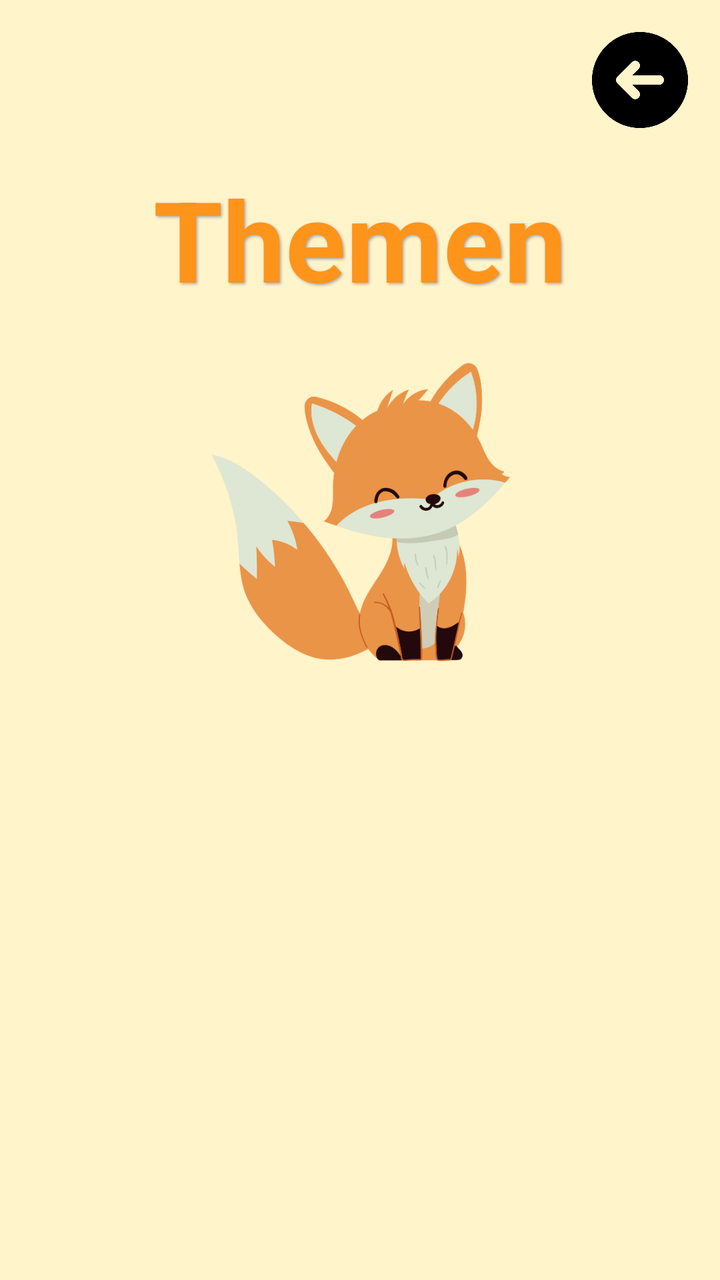
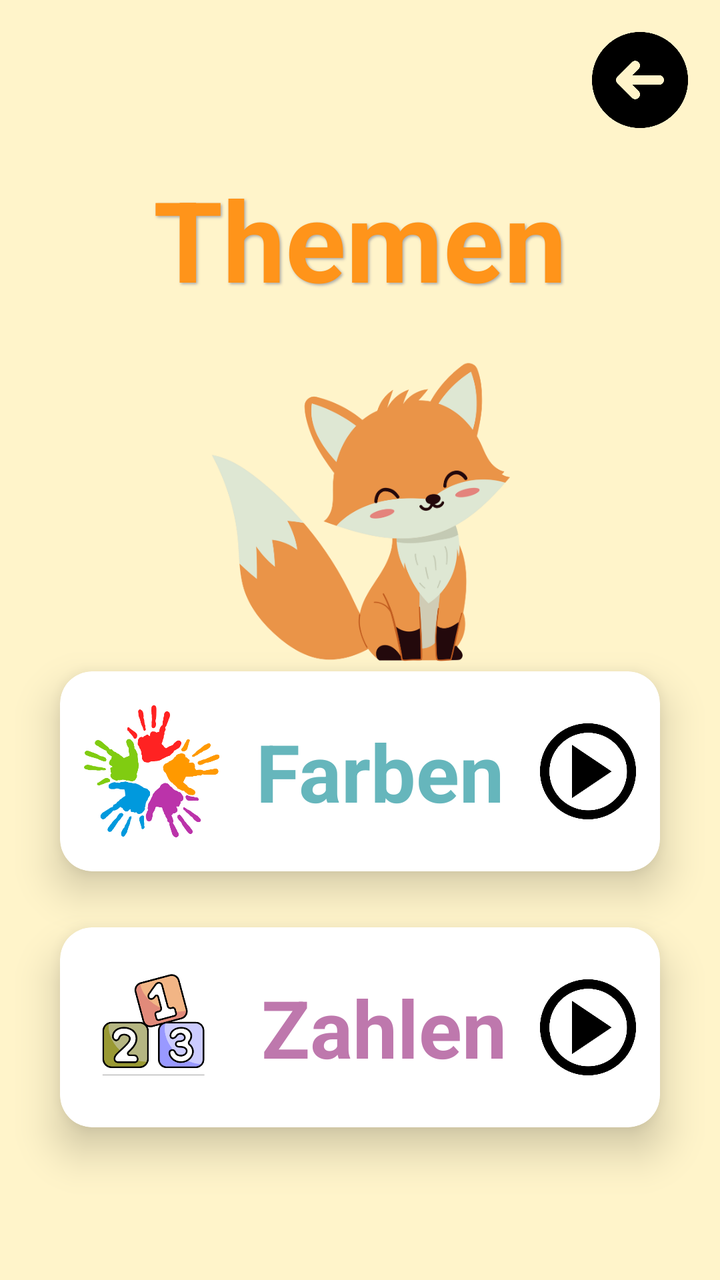

Two renders of the same Android screen: before a commit and after it. Below are the layout's source before the change and the commit's diff.
<!-- AndroidManifest.xml: application theme Theme.AppCompat.Light.DarkActionBar -->
<!-- res/layout/activity_levels.xml -->
<?xml version="1.0" encoding="utf-8"?>

<androidx.constraintlayout.widget.ConstraintLayout
    xmlns:android="http://schemas.android.com/apk/res/android"
    xmlns:app="http://schemas.android.com/apk/res-auto"
    xmlns:tools="http://schemas.android.com/tools"
    android:id="@+id/levels_main"
    android:layout_width="match_parent"
    android:layout_height="match_parent"
    android:background="@color/happy_vanilla"
    tools:context=".LevelsActivity">

    <Button
        android:id="@+id/backButton"
        android:layout_width="48dp"
        android:layout_height="48dp"
        android:background="@drawable/ic_back"
        android:contentDescription="Back Button"
        app:layout_constraintTop_toTopOf="parent"
        app:layout_constraintEnd_toEndOf="parent"
        android:layout_marginTop="16dp"
        android:layout_marginEnd="16dp" />

    <TextView
        android:id="@+id/themesText"
        android:layout_width="0dp"
        android:layout_height="wrap_content"
        android:layout_marginTop="82dp"
        android:text="Themen"
        android:textSize="56sp"
        android:textColor="@color/happy_orange"
        android:textStyle="bold"
        android:gravity="center"
        android:shadowColor="#A8A8A8"
        android:shadowDx="2"
        android:shadowDy="2"
        android:shadowRadius="3"
        app:layout_constraintTop_toTopOf="parent"
        app:layout_constraintStart_toStartOf="parent"
        app:layout_constraintEnd_toEndOf="parent"
        />
    <ImageView
        android:id="@+id/fuxieImage"
        android:layout_width="150dp"
        android:layout_height="150dp"
        android:layout_marginTop="24dp"
        android:contentDescription="Fuxie Image"
        android:src="@drawable/fuxie"
        app:layout_constraintTop_toBottomOf="@id/themesText"
        app:layout_constraintStart_toStartOf="parent"
        app:layout_constraintEnd_toEndOf="parent" />

</androidx.constraintlayout.widget.ConstraintLayout>
<!-- resources referenced by this layout -->
<resources>
  <color name="happy_orange">#FF941A</color>
  <color name="happy_vanilla">#FFF4CA</color>
  <!-- drawable fuxie: png bitmap (drawable, 62354 bytes) -->
  <!-- drawable ic_back: png bitmap (drawable, 12387 bytes) -->
</resources>

<!-- the commit's change to res/layout/activity_levels.xml (unified diff, before → after) -->
@@ -50,4 +50,111 @@
         app:layout_constraintStart_toStartOf="parent"
         app:layout_constraintEnd_toEndOf="parent" />
 
+    
+    <androidx.cardview.widget.CardView
+        android:id="@+id/colorsCard"
+        android:layout_width="300dp"
+        android:layout_height="100dp"
+        android:layout_marginTop="5dp"
+        app:cardCornerRadius="16dp"
+        app:cardBackgroundColor="@color/white"
+        app:cardElevation="12dp"
+        app:layout_constraintTop_toBottomOf="@id/fuxieImage"
+        app:layout_constraintStart_toStartOf="parent"
+        app:layout_constraintEnd_toEndOf="parent"
+        android:layout_marginHorizontal="16dp">
+
+        <LinearLayout
+            android:layout_width="match_parent"
+            android:layout_height="match_parent"
+            android:orientation="horizontal"
+            android:gravity="center_vertical"
+            android:padding="12dp">
+
+            
+            <ImageView
+                android:id="@+id/colorsIcon"
+                android:layout_width="68dp"
+                android:layout_height="68dp"
+                android:src="@drawable/ic_colors"
+                android:contentDescription="Colors Icon" />
+
+            
+            <TextView
+                android:id="@+id/colorsText"
+                android:layout_width="0dp"
+                android:layout_height="wrap_content"
+                android:layout_weight="1"
+                android:text="Farben"
+                android:textSize="40sp"
+                android:textStyle="bold"
+                android:textColor="@color/happy_turquoise"
+                android:gravity="center"
+                android:layout_marginStart="16dp"
+                android:layout_marginEnd="16dp"/>
+
+            
+            <ImageButton
+                android:id="@+id/colorsPlayButton"
+                android:layout_width="48dp"
+                android:layout_height="48dp"
+                android:background="@drawable/playbtn"
+                android:contentDescription="Play Colors" />
+        </LinearLayout>
+    </androidx.cardview.widget.CardView>
+
+    
+    <androidx.cardview.widget.CardView
+        android:id="@+id/numbersCard"
+        android:layout_width="300dp"
+        android:layout_height="100dp"
+        android:layout_marginTop="28dp"
+        app:cardCornerRadius="16dp"
+        app:cardBackgroundColor="@color/white"
+        app:cardElevation="12dp"
+        app:layout_constraintTop_toBottomOf="@id/colorsCard"
+        app:layout_constraintStart_toStartOf="parent"
+        app:layout_constraintEnd_toEndOf="parent"
+        android:layout_marginHorizontal="16dp">
+
+        <LinearLayout
+            android:layout_width="match_parent"
+            android:layout_height="match_parent"
+            android:orientation="horizontal"
+            android:gravity="center_vertical"
+            android:padding="12dp">
+
+            
+            <ImageView
+                android:id="@+id/numbersIcon"
+                android:layout_width="72dp"
+                android:layout_height="72dp"
+                android:src="@drawable/ic_numbers"
+                android:contentDescription="Numbers Icon" />
+
+            
+            <TextView
+                android:id="@+id/numbersText"
+                android:layout_width="0dp"
+                android:layout_height="wrap_content"
+                android:layout_weight="1"
+                android:text="Zahlen"
+                android:textSize="40sp"
+                android:textStyle="bold"
+                android:textColor="@color/happy_purple"
+                android:gravity="center"
+                android:layout_marginStart="16dp"
+                android:layout_marginEnd="16dp"/>
+
+            
+            <ImageButton
+                android:id="@+id/numbersPlayButton"
+                android:layout_width="48dp"
+                android:layout_height="48dp"
+                android:background="@drawable/playbtn"
+                android:contentDescription="Play Numbers" />
+        </LinearLayout>
+    </androidx.cardview.widget.CardView>
+
+
 </androidx.constraintlayout.widget.ConstraintLayout>
<!-- resource entries referenced after the edit -->
@@ -1,8 +1,14 @@
 <!-- resources referenced by this layout -->
 <resources>
   <color name="happy_orange">#FF941A</color>
+  <color name="happy_purple">#BE78AD</color>
+  <color name="happy_turquoise">#66B6BC</color>
   <color name="happy_vanilla">#FFF4CA</color>
+  <color name="white">#FFFFFFFF</color>
   <!-- drawable fuxie: png bitmap (drawable, 62354 bytes) -->
   <!-- drawable ic_back: png bitmap (drawable, 12387 bytes) -->
+  <!-- drawable ic_colors: png bitmap (drawable, 31489 bytes) -->
+  <!-- drawable ic_numbers: png bitmap (drawable, 33425 bytes) -->
+  <!-- drawable playbtn: png bitmap (drawable, 13382 bytes) -->
 </resources>
 
